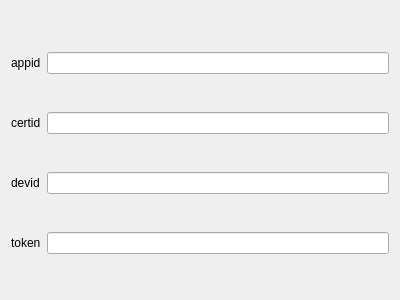
Old version of the form ui/wizardpage2.ui in the repository bekindpleaserewind/gamefinder.
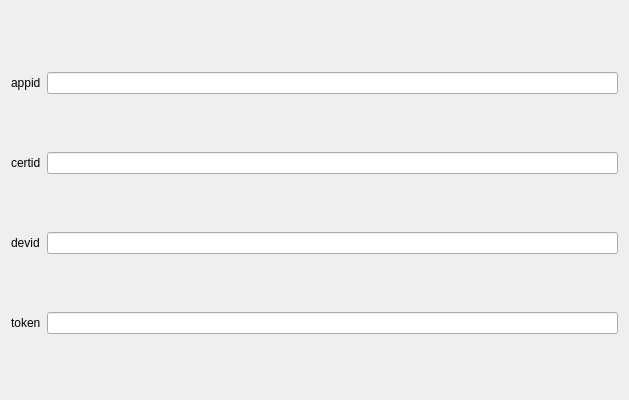
New version of the form.

Commit message: #2 Updating credentials is broken

Patch:
```diff
--- a/ui/wizardpage2.ui
+++ b/ui/wizardpage2.ui
@@ -6,25 +6,44 @@
    <rect>
     <x>0</x>
     <y>0</y>
-    <width>400</width>
-    <height>300</height>
+    <width>629</width>
+    <height>400</height>
    </rect>
   </property>
+  <property name="sizePolicy">
+   <sizepolicy hsizetype="Preferred" vsizetype="Preferred">
+    <horstretch>0</horstretch>
+    <verstretch>0</verstretch>
+   </sizepolicy>
+  </property>
+  <property name="minimumSize">
+   <size>
+    <width>0</width>
+    <height>0</height>
+   </size>
+  </property>
   <property name="windowTitle">
    <string/>
   </property>
   <property name="title">
-   <string>Sandbox Credentials</string>
+   <string>Production Credentials</string>
   </property>
   <property name="subTitle">
-   <string>From here you will configure your Ebay sandbox API credentials.</string>
+   <string>From here you will configure your Ebay production API credentials.</string>
   </property>
   <layout class="QGridLayout" name="gridLayout">
    <property name="topMargin">
     <number>20</number>
    </property>
    <item row="0" column="1">
-    <widget class="QLineEdit" name="lineEditAppid"/>
+    <widget class="QLineEdit" name="lineEditAppid">
+     <property name="sizePolicy">
+      <sizepolicy hsizetype="Expanding" vsizetype="Fixed">
+       <horstretch>0</horstretch>
+       <verstretch>0</verstretch>
+      </sizepolicy>
+     </property>
+    </widget>
    </item>
    <item row="1" column="0">
     <widget class="QLabel" name="labelCertid">
```
The commit also changes 7 other files.
